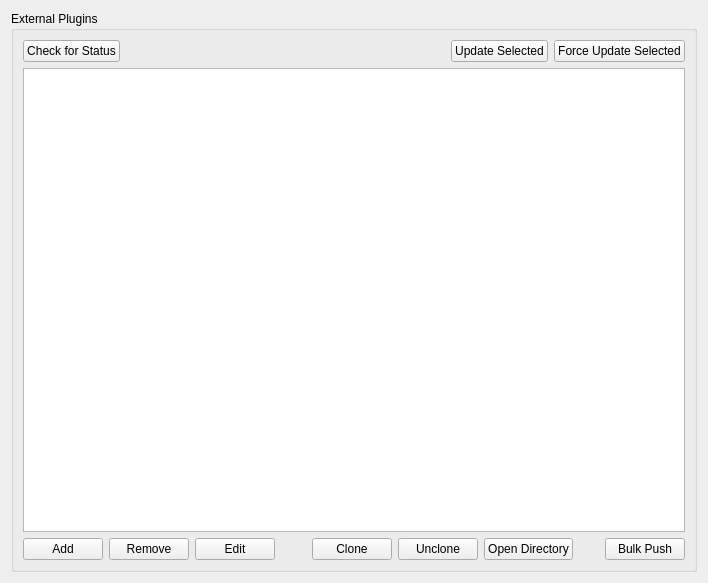
This is app/plugins/core/ExternalPluginManager/ExternalPluginManagerWindow.ui in tonmaiart/UkoreHubDev as Qt 5 draws it before an edit. The edited form follows.
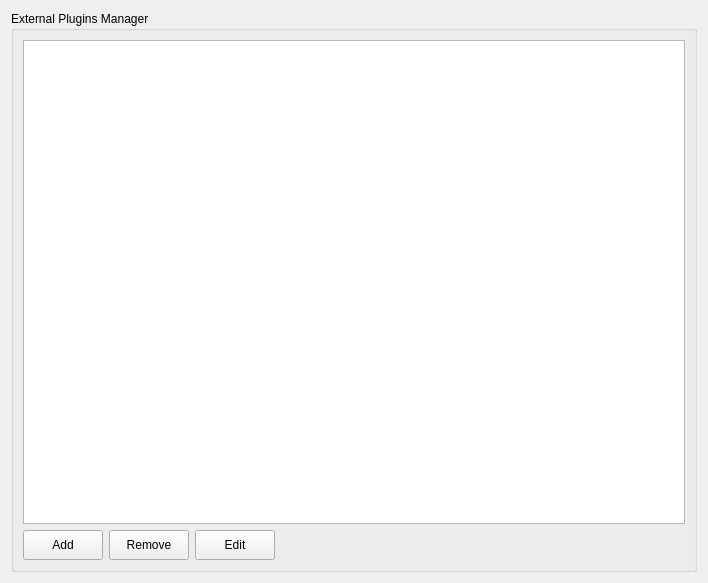
This is the edited form.

Commit message: External Plugins Update

```diff
--- a/app/plugins/core/ExternalPluginManager/ExternalPluginManagerWindow.ui
+++ b/app/plugins/core/ExternalPluginManager/ExternalPluginManagerWindow.ui
@@ -17,87 +17,11 @@
    <item row="0" column="0">
     <widget class="QGroupBox" name="groupBox">
      <property name="title">
-      <string>External Plugins</string>
+      <string>External Plugins Manager</string>
      </property>
      <layout class="QGridLayout" name="gridLayout">
-      <item row="0" column="0">
-       <layout class="QHBoxLayout" name="horizontalLayout">
-        <item>
-         <widget class="QPushButton" name="pushButton_check_for_status">
-          <property name="text">
-           <string>Check for Status</string>
-          </property>
-         </widget>
-        </item>
-        <item>
-         <spacer name="horizontalSpacer_2">
-          <property name="orientation">
-           <enum>Qt::Horizontal</enum>
-          </property>
-          <property name="sizeHint" stdset="0">
-           <size>
-            <width>40</width>
-            <height>20</height>
-           </size>
-          </property>
-         </spacer>
-        </item>
-        <item>
-         <widget class="QPushButton" name="pushButton_update_selected">
-          <property name="text">
-           <string>Update Selected</string>
-          </property>
-         </widget>
-        </item>
-        <item>
-         <widget class="QPushButton" name="pushButton_force_update_selected">
-          <property name="text">
-           <string>Force Update Selected</string>
-          </property>
-         </widget>
-        </item>
-       </layout>
-      </item>
       <item row="1" column="0">
-       <widget class="QTableWidget" name="tableWidget_external_plugin_repo"/>
-      </item>
-      <item row="2" column="0">
        <layout class="QGridLayout" name="gridLayout_2">
-        <item row="1" column="0">
-         <widget class="QPushButton" name="pushButton_add_repo">
-          <property name="text">
-           <string>Add</string>
-          </property>
-         </widget>
-        </item>
-        <item row="1" column="5">
-         <widget class="QPushButton" name="pushButton_unclone_repo">
-          <property name="text">
-           <string>Unclone</string>
-          </property>
-         </widget>
-        </item>
-        <item row="1" column="6">
-         <widget class="QPushButton" name="pushButton_open_dir">
-          <property name="text">
-           <string>Open Directory</string>
-          </property>
-         </widget>
-        </item>
-        <item row="1" column="4">
-         <widget class="QPushButton" name="pushButton_clone_repo">
-          <property name="text">
-           <string>Clone</string>
-          </property>
-         </widget>
-        </item>
-        <item row="1" column="8">
-         <widget class="QPushButton" name="pushButton_bulk_push">
-          <property name="text">
-           <string>Bulk Push</string>
-          </property>
-         </widget>
-        </item>
         <item row="1" column="3">
          <spacer name="horizontalSpacer">
           <property name="orientation">
@@ -113,6 +37,12 @@
         </item>
         <item row="1" column="2">
          <widget class="QPushButton" name="pushButton_edit_repo">
+          <property name="minimumSize">
+           <size>
+            <width>0</width>
+            <height>30</height>
+           </size>
+          </property>
           <property name="text">
            <string>Edit</string>
           </property>
@@ -120,26 +50,35 @@
         </item>
         <item row="1" column="1">
          <widget class="QPushButton" name="pushButton_remove_repo">
+          <property name="minimumSize">
+           <size>
+            <width>0</width>
+            <height>30</height>
+           </size>
+          </property>
           <property name="text">
            <string>Remove</string>
           </property>
          </widget>
         </item>
-        <item row="1" column="7">
-         <spacer name="horizontalSpacer_3">
-          <property name="orientation">
-           <enum>Qt::Horizontal</enum>
-          </property>
-          <property name="sizeHint" stdset="0">
+        <item row="1" column="0">
+         <widget class="QPushButton" name="pushButton_add_repo">
+          <property name="minimumSize">
            <size>
-            <width>40</width>
-            <height>20</height>
+            <width>0</width>
+            <height>30</height>
            </size>
           </property>
-         </spacer>
+          <property name="text">
+           <string>Add</string>
+          </property>
+         </widget>
         </item>
        </layout>
       </item>
+      <item row="0" column="0">
+       <widget class="QTableWidget" name="tableWidget_external_plugin_repo"/>
+      </item>
      </layout>
     </widget>
    </item>
```
The commit also changes 7 other files.
